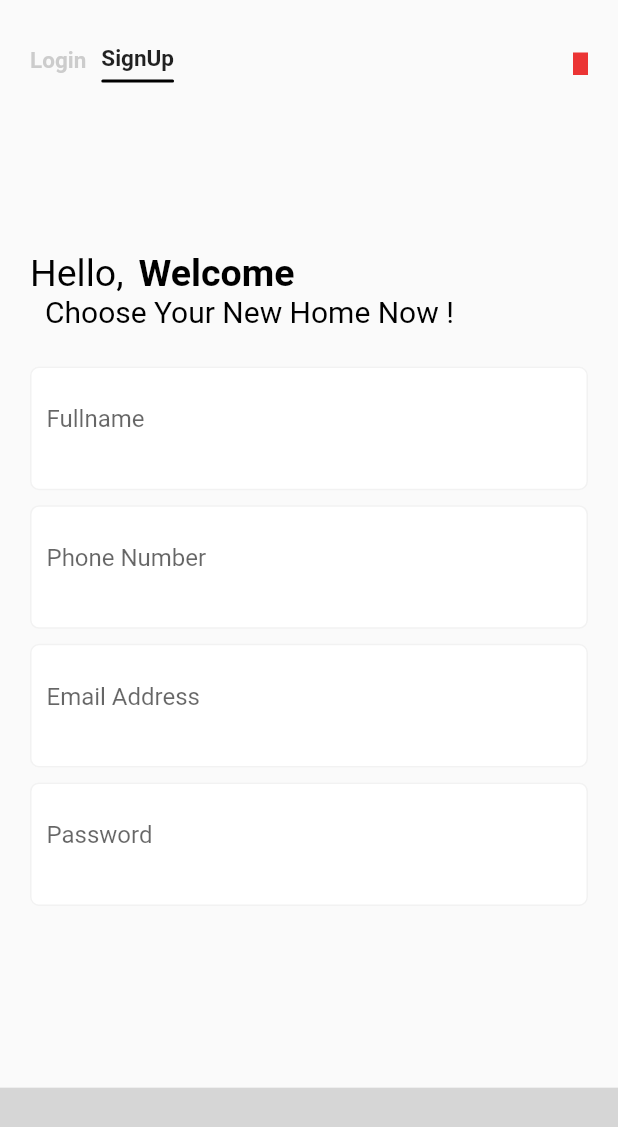
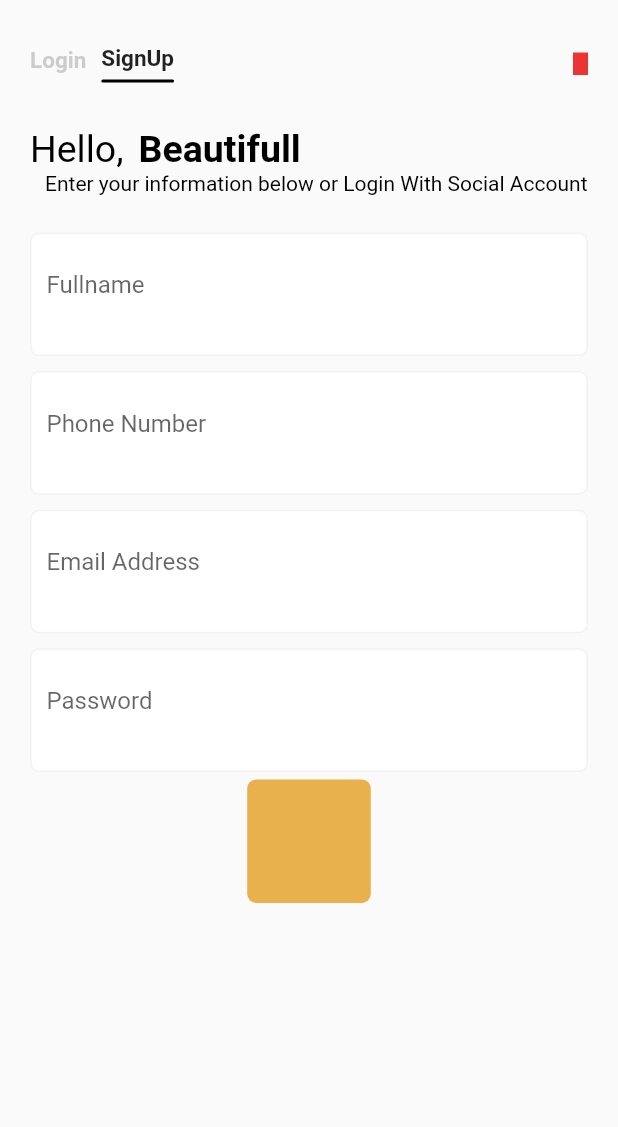
Before and after one commit to animusphere1/papi_kost_skripsi, a Flutter app: the screen it shows after launch, swiped to page 2, on a phone screen of 412 x 824 dp. Shown: the top 1127 px of the screen. Run offline on Flutter 3.47's test engine with Material 2 defaults, Android fonts, the phone set to English and light mode, and no system bars; our stand-ins replace dio, shared_preferences, supercharged.

Commit message:
Masih Login Page

```diff
--- a/lib/core/service/services.dart
+++ b/lib/core/service/services.dart
@@ -3,10 +3,12 @@ import 'package:dio/dio.dart';
 class Services {
   Dio dio = Dio();
 
-  String url = 'https://jsonplaceholder.typicode.com/posts';
+  static const url = 'https://jsonplaceholder.typicode.com/posts';
 
   // Future<List<String>>
-  getAll() async {}
+  static getAll() async {
+    print('nyhh');
+  }
 
   // getAll() async {
   //   var hasil = await http.get(Uri.parse(url));
--- a/lib/ui/constant/constant.dart
+++ b/lib/ui/constant/constant.dart
@@ -1,10 +1,13 @@
 import 'dart:ui';
 import 'package:flutter/cupertino.dart';
+import 'package:flutter/material.dart';
 import 'package:supercharged/supercharged.dart';
 
 List<String> listPage = ['Login', 'SignUp'];
 
 final Color statusBarColor = '#eb3434'.toColor();
+
+final Color buttonLoginColor = '#E59F23'.toColor();
 
 double deviceWidth(BuildContext context) {
   return MediaQuery.of(context).size.width;
--- a/lib/ui/screen/login_screen.dart
+++ b/lib/ui/screen/login_screen.dart
@@ -3,7 +3,7 @@ import 'package:flutter/material.dart';
 import 'package:papikost/ui/constant/constant.dart';
 import 'package:papikost/ui/enum/enum.dart';
 import 'package:papikost/ui/utils/validator.dart';
-import 'package:supercharged/supercharged.dart';
+import 'package:shared_preferences/shared_preferences.dart';
 
 class LoginScreen extends StatefulWidget {
   @override
@@ -45,7 +45,7 @@ class _HomeBodyState extends State<HomeBody> with Validator {
     'Sign Up',
   ];
 
-  bool? statusNew = true;
+  bool? isStatusNew = true;
 
   String? name;
 
@@ -69,12 +69,8 @@ class _HomeBodyState extends State<HomeBody> with Validator {
         crossAxisAlignment: CrossAxisAlignment.start,
         children: [
           _appBar(),
-          SizedBox(
-            height: deviceHeight(context) * 0.1,
-          ),
           pageActive == "Login" ? _textLogin() : _textSignUp(),
           Expanded(flex: 2, child: _pageBuilder()),
-          bottomAppBar(),
         ],
       ),
     );
@@ -126,6 +122,8 @@ class _HomeBodyState extends State<HomeBody> with Validator {
       onTap: () async {
         pageActive = tabBarTextList[i!];
         setState(() {});
+
+        //change pageview show
         _controller.jumpToPage(i);
       },
       child: Container(
@@ -166,8 +164,8 @@ class _HomeBodyState extends State<HomeBody> with Validator {
       child: Column(
         crossAxisAlignment: CrossAxisAlignment.start,
         children: [
-          statusNew! ? _textWelcomeNew() : _textWelcomeRememberMe(),
-          statusNew! ? _textSecondRowNew() : _textSecondRowRememberMe(),
+          isStatusNew! ? _textWelcomeNew() : _textWelcomeRememberMe(),
+          isStatusNew! ? _textSecondRowNew() : _textSecondRowRememberMe(),
         ],
       ),
     );
@@ -257,6 +255,50 @@ class _HomeBodyState extends State<HomeBody> with Validator {
     );
   }
 
+  Widget _textSignUpWelcome() {
+    return RichText(
+      text: TextSpan(
+        style: TextStyle(
+          fontSize: 25.0,
+          color: Colors.black,
+        ),
+        children: [
+          TextSpan(text: 'Hello,'),
+          WidgetSpan(
+            child: SizedBox(
+              width: 10,
+            ),
+          ),
+          TextSpan(
+              text: 'Beautifull',
+              style: new TextStyle(fontWeight: FontWeight.bold)),
+        ],
+      ),
+    );
+  }
+
+  Widget _textSignUpWelcomeSecondRow() {
+    return RichText(
+      text: TextSpan(
+        style: TextStyle(
+          overflow: TextOverflow.ellipsis,
+          fontSize: 14.0,
+          color: Colors.black,
+        ),
+        children: [
+          WidgetSpan(
+            child: SizedBox(
+              width: 10,
+            ),
+          ),
+          TextSpan(
+            text: 'Enter your information below or Login With Social Account',
+          ),
+        ],
+      ),
+    );
+  }
+
   //title sign up
   Widget _textSignUp() {
     return Container(
@@ -264,8 +306,8 @@ class _HomeBodyState extends State<HomeBody> with Validator {
       child: Column(
         crossAxisAlignment: CrossAxisAlignment.start,
         children: [
-          statusNew! ? _textWelcomeNew() : _textWelcomeRememberMe(),
-          statusNew! ? _textSecondRowNew() : _textSecondRowRememberMe(),
+          _textSignUpWelcome(),
+          _textSignUpWelcomeSecondRow(),
         ],
       ),
     );
@@ -293,13 +335,15 @@ class _HomeBodyState extends State<HomeBody> with Validator {
                 height: 20,
               ),
               _textField(
-                  context: context,
-                  hintText: 'Email',
-                  textFocus: TextFocus.focus),
+                context: context,
+                hintText: 'Email',
+                textFocus: TextFocus.focus,
+              ),
               _textField(
-                  context: context,
-                  hintText: 'Password',
-                  textFocus: TextFocus.unFocus),
+                context: context,
+                hintText: 'Password',
+                textFocus: TextFocus.unFocus,
+              ),
             ],
           ),
         );
@@ -333,6 +377,7 @@ class _HomeBodyState extends State<HomeBody> with Validator {
                 hintText: 'Password',
                 textFocus: TextFocus.unFocus,
               ),
+              _button(),
             ],
           ),
         );
@@ -378,7 +423,8 @@ class _HomeBodyState extends State<HomeBody> with Validator {
       BuildContext? context,
       String? hintText,
       TextInputType textInputType = TextInputType.text,
-      TextType textType = TextType.text}) {
+      TextType textType = TextType.text,
+      Function? onChange}) {
     return Container(
       height: deviceHeight(context!) * 0.1,
       margin: EdgeInsets.symmetric(vertical: 5),
@@ -391,7 +437,12 @@ class _HomeBodyState extends State<HomeBody> with Validator {
         padding: EdgeInsetsDirectional.all(10),
         child: TextField(
           // readOnly: true,
-          onTap: () {},
+          onTap: () async {},
+          onChanged: (value) async {
+            onChange != null
+                ? onChange()
+                : print('belum ada parametes $hintText');
+          },
           inputFormatters: [
             textTypeReturn(textType),
           ],
@@ -406,12 +457,16 @@ class _HomeBodyState extends State<HomeBody> with Validator {
     );
   }
 
-  //bottomAppBar
-  Widget bottomAppBar() {
-    return Container(
-      height: deviceHeight(context) * 0.12,
-      decoration: BoxDecoration(
-        color: '#A0A0A0'.toColor().withOpacity(0.4),
+  Widget _button() {
+    return GestureDetector(
+      onTap: null,
+      child: Container(
+        height: deviceHeight(context) * 0.1,
+        width: deviceWidth(context) * 0.2,
+        decoration: BoxDecoration(
+          color: buttonLoginColor.withOpacity(0.8),
+          borderRadius: BorderRadius.circular(6),
+        ),
       ),
     );
   }
--- a/pubspec.yaml
+++ b/pubspec.yaml
@@ -34,6 +34,7 @@ dependencies:
   path_provider: ^2.0.1
   shared_preferences: ^2.0.5
   dio: ^4.0.0
+
 
 
 dev_dependencies:
```
